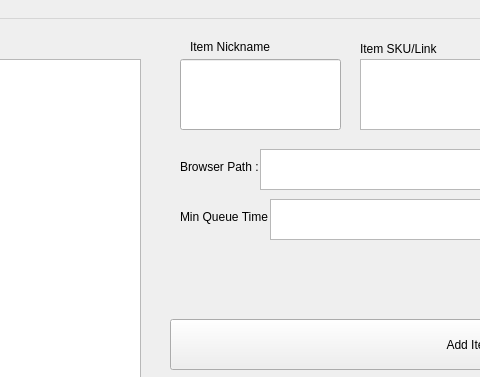
TenzinsShapaley/Best-Buy-Module, file queue_threads_v_2.ui: the form before one commit; both pictures show x 520 to 1000 and y 0 to 377 of the 1318 by 487 pixel window.
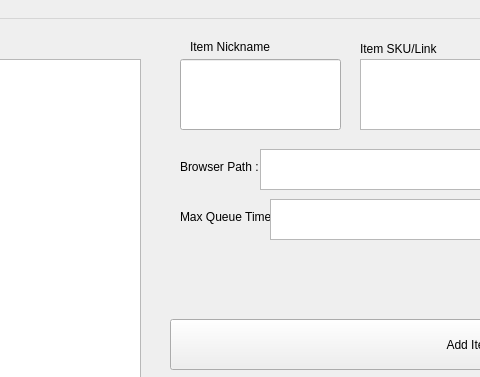
The form after the commit.

Patch:
```diff
--- a/queue_threads_v_2.ui
+++ b/queue_threads_v_2.ui
@@ -142,7 +142,7 @@
      </rect>
     </property>
     <property name="text">
-     <string>Min Queue Time :</string>
+     <string>Max Queue Time :</string>
     </property>
    </widget>
    <widget class="QTextEdit" name="min_queue_time_edit">
```
Left out of the diff: 2 changed lines with no effect on the pictures.
